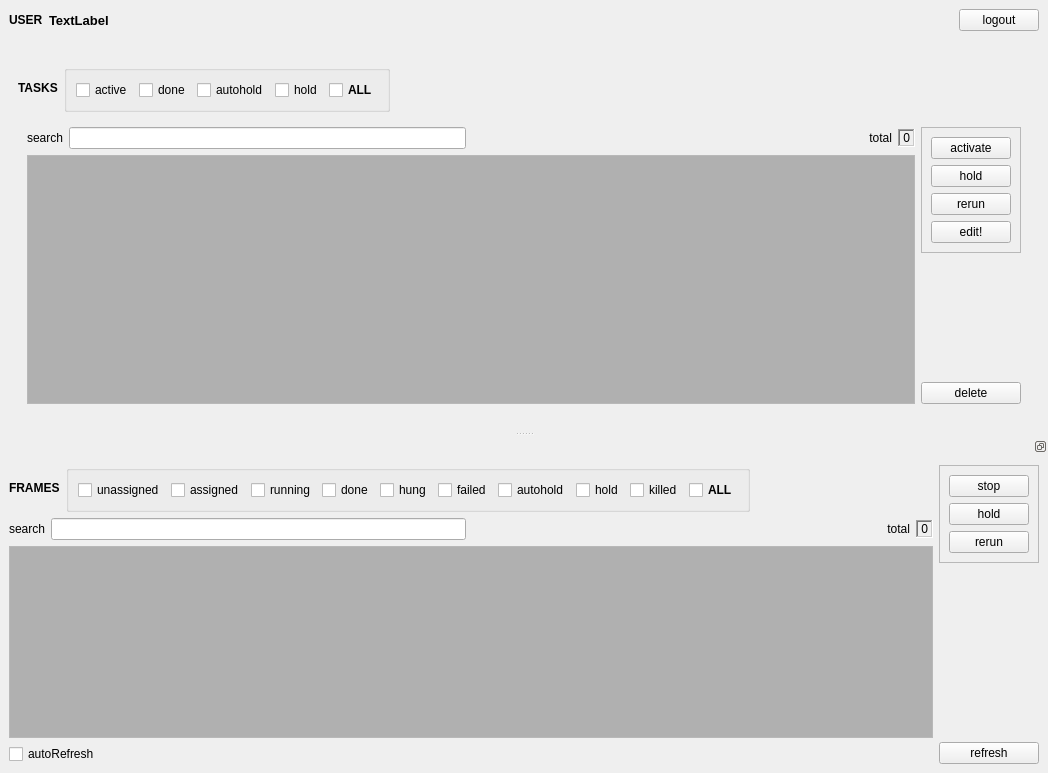
Before: the Qt Designer form rbhusUI/lib/rbhusListMod.ui in aumanimationstudios/rbhus, drawn with Qt 5.
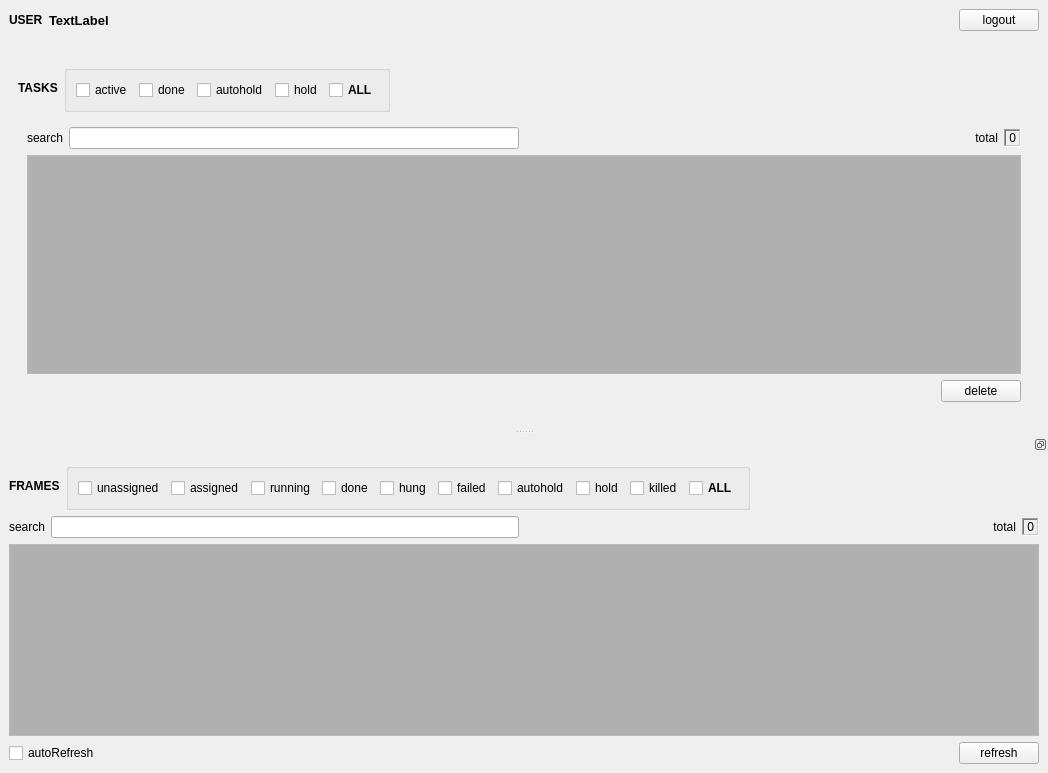
After: the same form once the commit is applied.

```diff
--- a/rbhusUI/lib/rbhusListMod.ui
+++ b/rbhusUI/lib/rbhusListMod.ui
@@ -416,77 +416,17 @@
                </attribute>
               </widget>
              </item>
-            </layout>
-           </item>
            <item>
-            <layout class="QVBoxLayout" name="verticalLayout_4">
+              <layout class="QHBoxLayout" name="horizontalLayout_5">
              <item>
-              <widget class="QFrame" name="frame_7">
-               <property name="sizePolicy">
-                <sizepolicy hsizetype="Fixed" vsizetype="Fixed">
-                 <horstretch>0</horstretch>
-                 <verstretch>0</verstretch>
-                </sizepolicy>
-               </property>
-               <property name="frameShape">
-                <enum>QFrame::StyledPanel</enum>
-               </property>
-               <property name="frameShadow">
-                <enum>QFrame::Raised</enum>
-               </property>
-               <layout class="QVBoxLayout" name="verticalLayout_14">
-                <item>
-                 <widget class="QPushButton" name="taskActivate">
-                  <property name="sizePolicy">
-                   <sizepolicy hsizetype="MinimumExpanding" vsizetype="Fixed">
-                    <horstretch>0</horstretch>
-                    <verstretch>0</verstretch>
-                   </sizepolicy>
-                  </property>
-                  <property name="text">
-                   <string>activate</string>
-                  </property>
-                 </widget>
-                </item>
-                <item>
-                 <widget class="QPushButton" name="taskHold">
-                  <property name="sizePolicy">
-                   <sizepolicy hsizetype="MinimumExpanding" vsizetype="Fixed">
-                    <horstretch>0</horstretch>
-                    <verstretch>0</verstretch>
-                   </sizepolicy>
-                  </property>
-                  <property name="text">
-                   <string>hold</string>
-                  </property>
-                 </widget>
-                </item>
-                <item>
-                 <widget class="QPushButton" name="taskRerun">
-                  <property name="text">
-                   <string>rerun</string>
-                  </property>
-                 </widget>
-                </item>
-                <item>
-                 <widget class="QPushButton" name="taskEdit">
-                  <property name="text">
-                   <string>edit!</string>
-                  </property>
-                 </widget>
-                </item>
-               </layout>
-              </widget>
-             </item>
-             <item>
-              <spacer name="verticalSpacer_5">
+                <spacer name="horizontalSpacer">
                <property name="orientation">
-                <enum>Qt::Vertical</enum>
+                  <enum>Qt::Horizontal</enum>
                </property>
                <property name="sizeHint" stdset="0">
                 <size>
-                 <width>20</width>
-                 <height>40</height>
+                   <width>40</width>
+                   <height>20</height>
                 </size>
                </property>
               </spacer>
@@ -516,6 +456,8 @@
             </layout>
            </item>
           </layout>
+           </item>
+          </layout>
          </widget>
         </item>
        </layout>
@@ -966,85 +908,14 @@
            </property>
           </spacer>
          </item>
-        </layout>
-       </item>
-      </layout>
-     </item>
-     <item>
-      <layout class="QVBoxLayout" name="verticalLayout_9">
-       <property name="sizeConstraint">
-        <enum>QLayout::SetDefaultConstraint</enum>
-       </property>
-       <item>
-        <widget class="QFrame" name="frame_3">
-         <property name="sizePolicy">
-          <sizepolicy hsizetype="Fixed" vsizetype="Fixed">
-           <horstretch>0</horstretch>
-           <verstretch>0</verstretch>
-          </sizepolicy>
-         </property>
-         <property name="frameShape">
-          <enum>QFrame::StyledPanel</enum>
-         </property>
-         <property name="frameShadow">
-          <enum>QFrame::Raised</enum>
-         </property>
-         <layout class="QVBoxLayout" name="verticalLayout_10">
-          <item>
-           <widget class="QPushButton" name="frameStop">
-            <property name="sizePolicy">
-             <sizepolicy hsizetype="MinimumExpanding" vsizetype="Fixed">
-              <horstretch>0</horstretch>
-              <verstretch>0</verstretch>
-             </sizepolicy>
-            </property>
-            <property name="text">
-             <string>stop</string>
-            </property>
-           </widget>
-          </item>
-          <item>
-           <widget class="QPushButton" name="frameHold">
-            <property name="sizePolicy">
-             <sizepolicy hsizetype="MinimumExpanding" vsizetype="Fixed">
-              <horstretch>0</horstretch>
-              <verstretch>0</verstretch>
-             </sizepolicy>
-            </property>
-            <property name="text">
-             <string>hold</string>
-            </property>
-           </widget>
-          </item>
-          <item>
-           <widget class="QPushButton" name="frameRerun">
-            <property name="text">
-             <string>rerun</string>
-            </property>
-           </widget>
-          </item>
-         </layout>
-        </widget>
-       </item>
-       <item>
-        <spacer name="verticalSpacer_3">
-         <property name="orientation">
-          <enum>Qt::Vertical</enum>
-         </property>
-         <property name="sizeHint" stdset="0">
-          <size>
-           <width>20</width>
-           <height>40</height>
-          </size>
-         </property>
-        </spacer>
-       </item>
        <item>
         <widget class="QPushButton" name="pushRefresh">
          <property name="text">
           <string>refresh</string>
          </property>
         </widget>
+         </item>
+        </layout>
        </item>
       </layout>
      </item>
```
Lines whose indentation alone changed are shown as unchanged.
